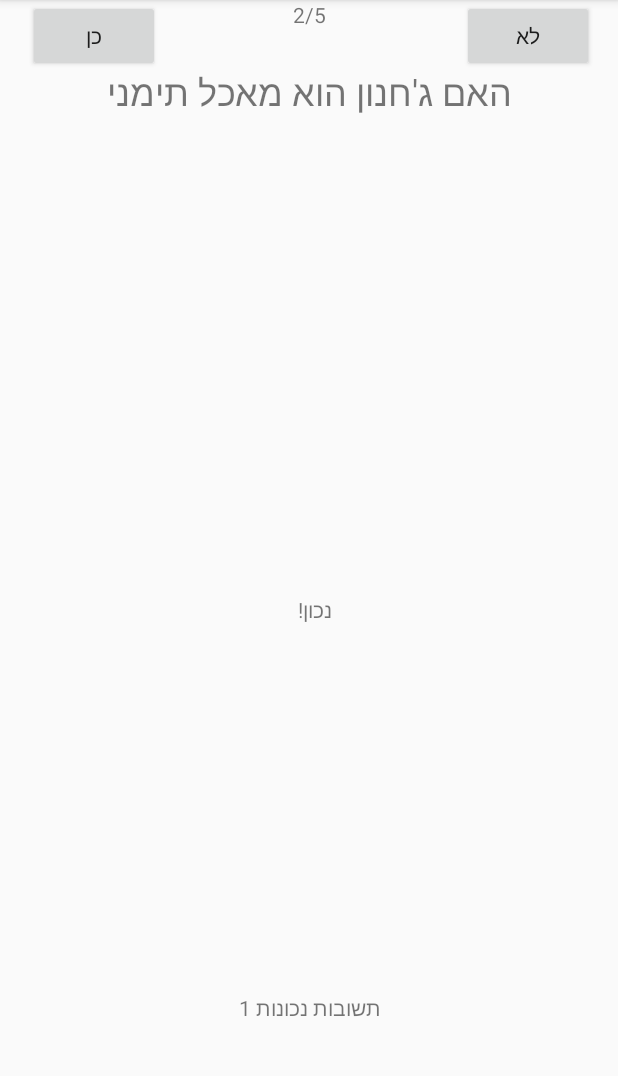
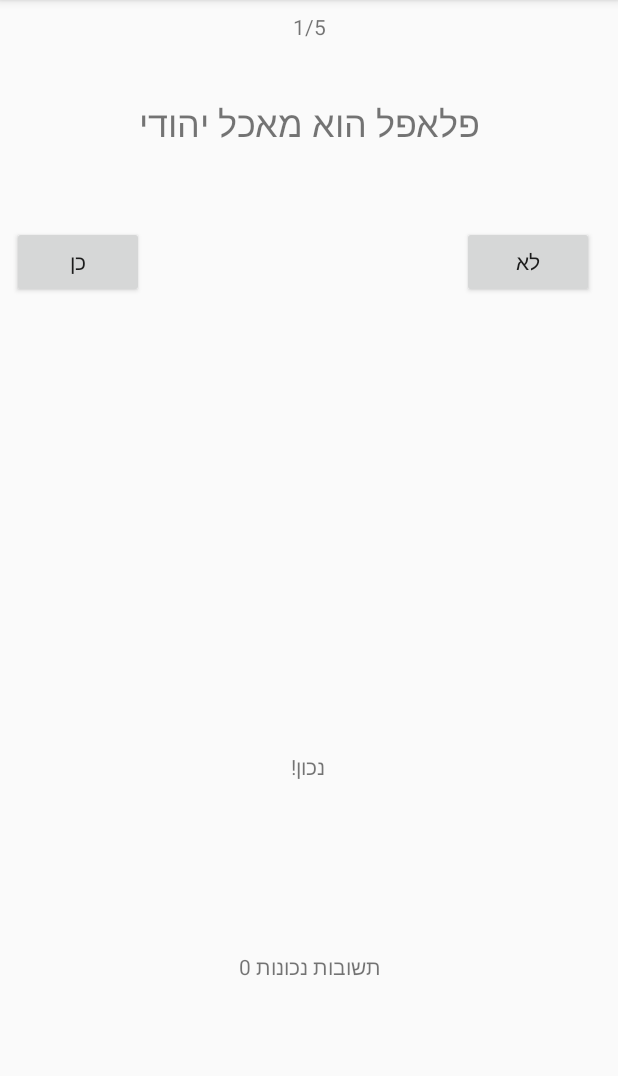
Before and after one commit to Wo1v3r/HackathonQ4US, an Android app: the QuizActivity screen opened directly, with no data from a screen before it, after a tap on "לא", on a phone screen of 412 x 824 dp, the part 84-1160 px from its top. Run offline under Robolectric (Android 15) with nearby library versions, the phone set to English and light mode, and no system bars; our stand-ins replace ButterKnife.

Commit message:
Done the basic game

```diff
--- a/app/build.gradle
+++ b/app/build.gradle
@@ -30,6 +30,8 @@
     })
 
 
+
+
     compile 'com.android.support:appcompat-v7:25.3.1'
     compile 'com.android.support.constraint:constraint-layout:1.0.2'
     compile 'com.jakewharton:butterknife:8.5.1'
--- a/app/src/main/java/com/example/tribesquiz/MainActivity.java
+++ b/app/src/main/java/com/example/tribesquiz/MainActivity.java
@@ -5,6 +5,7 @@
 import android.os.Bundle;
 import android.util.Log;
 import android.view.View;
+
 
 import net.atomation.atomationsdk.api.IMultiSenseAtom;
 import net.atomation.atomationsdk.api.IOnButtonPressedListener;
@@ -36,6 +37,7 @@
             Intent intent = getIntent();
         }
         catch(Exception ex){Log.d(TAG,ex.getMessage());}
+
 
 
 //        manager1 = MultiSenseAtomManager.getInstance(this);
--- a/app/src/main/java/com/example/tribesquiz/QuizActivity.java
+++ b/app/src/main/java/com/example/tribesquiz/QuizActivity.java
@@ -1,6 +1,7 @@
 package com.example.tribesquiz;
 
 import android.content.Intent;
+import android.os.CountDownTimer;
 import android.support.v7.app.AppCompatActivity;
 import android.os.Bundle;
 import android.util.Log;
@@ -8,18 +9,21 @@
 import android.widget.Button;
 import android.widget.TextView;
 
+import java.util.Timer;
+
 import butterknife.BindView;
 import butterknife.ButterKnife;
 
 public class QuizActivity extends AppCompatActivity {
     private static final String TAG = "QuizActivity";
     private static final String SCORE = "QuizActivity.score";
+    public int counter;
+    private Timer timer;
 
     @BindView(R.id.questionTextView) TextView questionTextView;
     @BindView(R.id.questionNumberView) TextView questionNumberView;
     @BindView(R.id.trueOrFalseText) TextView trueOrFalseText;
     @BindView(R.id.correctAnswersText) TextView correctAnswersText;
-
 
     private Game game;
 
@@ -32,10 +36,10 @@
         ButterKnife.bind(this);
         game = new Game();
 
+
     }
 
     public void showAnswerResults(boolean correct){
-
         if (correct) {
 
 
@@ -47,9 +51,18 @@
             trueOrFalseText.setText("לא נכון!");
         }
 
-        correctAnswersText.setText("תשובות נכונות "+game.getCorrectAnswers());
-        loadNextQuestion();
-
+            counter = 0;
+            timer =  new Timer();
+            new CountDownTimer(2200, 1000){
+                public void onTick(long millisUntilFinished){
+                    counter++;
+                }
+                public  void onFinish(){
+                    trueOrFalseText.setText("");
+                    correctAnswersText.setText("תשובות נכונות "+game.getCorrectAnswers());
+                    loadNextQuestion();
+                }
+            }.start();
     }
 
 
@@ -71,6 +84,8 @@
         }
     }
 
+
+
     public void endGame(){
         Intent intent = new Intent(this,EndActivity.class);
         intent.putExtra(SCORE,game.getCorrectAnswers());
--- a/app/src/main/res/layout/activity_main.xml
+++ b/app/src/main/res/layout/activity_main.xml
@@ -9,28 +9,27 @@
     <TextView
         android:layout_width="95dp"
         android:layout_height="17dp"
-        android:layout_marginBottom="8dp"
         android:text="ממתין לשחקנים"
-        app:layout_constraintBottom_toTopOf="@+id/button4"
         app:layout_constraintLeft_toLeftOf="parent"
         app:layout_constraintRight_toRightOf="parent"
-        app:layout_constraintVertical_bias="0.889"
         app:layout_constraintHorizontal_bias="0.501"
         android:layout_marginTop="8dp"
-        app:layout_constraintTop_toBottomOf="@+id/imageView3" />
+        app:layout_constraintTop_toBottomOf="@+id/imageView3"
+        android:layout_marginBottom="8dp"
+        app:layout_constraintBottom_toTopOf="@+id/button4" />
 
     <Button
         android:id="@+id/button4"
         android:layout_width="wrap_content"
         android:layout_height="wrap_content"
-        android:layout_marginBottom="76dp"
         android:layout_marginLeft="8dp"
         android:layout_marginRight="8dp"
         android:onClick="startGame"
         android:text="התחילו"
+        app:layout_constraintLeft_toLeftOf="parent"
+        app:layout_constraintRight_toRightOf="parent"
         app:layout_constraintBottom_toBottomOf="parent"
-        app:layout_constraintLeft_toLeftOf="parent"
-        app:layout_constraintRight_toRightOf="parent" />
+        android:layout_marginBottom="48dp" />
 
     <ImageView
         android:id="@+id/imageView3"
@@ -42,6 +41,6 @@
         android:layout_marginRight="8dp"
         android:layout_marginLeft="8dp"
         app:layout_constraintTop_toTopOf="parent"
-        android:layout_marginTop="8dp" />
+        android:layout_marginTop="38dp" />
 
 </android.support.constraint.ConstraintLayout>
--- a/app/src/main/res/layout/activity_quiz.xml
+++ b/app/src/main/res/layout/activity_quiz.xml
@@ -10,14 +10,19 @@
         android:id="@+id/questionTextView"
         android:layout_width="wrap_content"
         android:layout_height="wrap_content"
-        android:layout_marginTop="25dp"
+        android:layout_marginBottom="8dp"
+        android:layout_marginLeft="8dp"
+        android:layout_marginRight="8dp"
+        android:layout_marginTop="38dp"
         android:text="פלאפל הוא מאכל יהודי"
+        android:textAlignment="center"
         android:textDirection="anyRtl"
         android:textSize="24sp"
-        app:layout_constraintHorizontal_bias="0.503"
+        app:layout_constraintBottom_toTopOf="@+id/trueOrFalseText"
         app:layout_constraintLeft_toLeftOf="parent"
         app:layout_constraintRight_toRightOf="parent"
         app:layout_constraintTop_toBottomOf="@+id/questionNumberView"
+        app:layout_constraintVertical_bias="0.0"
         tools:text="@string/currentQuestion" />
 
     <Button
@@ -29,7 +34,8 @@
         android:onClick="noClick"
         android:text="לא"
         app:layout_constraintRight_toRightOf="parent"
-        tools:layout_editor_absoluteY="143dp" />
+        android:layout_marginTop="52dp"
+        app:layout_constraintTop_toBottomOf="@+id/questionTextView" />
 
     <Button
         android:id="@+id/yesButton"
@@ -37,14 +43,12 @@
         android:layout_height="wrap_content"
         android:layout_marginEnd="8dp"
         android:layout_marginLeft="8dp"
-        android:layout_marginRight="8dp"
         android:layout_marginStart="8dp"
         android:onClick="yesClick"
         android:text="כן"
-        app:layout_constraintHorizontal_bias="0.052"
         app:layout_constraintLeft_toLeftOf="parent"
-        app:layout_constraintRight_toLeftOf="@+id/noButton"
-        tools:layout_editor_absoluteY="143dp" />
+        android:layout_marginTop="52dp"
+        app:layout_constraintTop_toBottomOf="@+id/questionTextView" />
 
     <TextView
         android:id="@+id/questionNumberView"
@@ -54,19 +58,19 @@
         android:textSize="14sp"
         app:layout_constraintLeft_toLeftOf="parent"
         app:layout_constraintRight_toRightOf="parent"
-        tools:layout_editor_absoluteY="37dp" />
+        app:layout_constraintTop_toTopOf="parent"
+        android:layout_marginTop="8dp" />
 
     <TextView
         android:id="@+id/trueOrFalseText"
         android:layout_width="wrap_content"
         android:layout_height="wrap_content"
-        android:layout_marginBottom="8dp"
+        android:layout_marginBottom="247dp"
         android:layout_marginLeft="8dp"
-        android:layout_marginTop="8dp"
         app:layout_constraintBottom_toBottomOf="parent"
         app:layout_constraintLeft_toLeftOf="parent"
         app:layout_constraintRight_toRightOf="parent"
-        app:layout_constraintTop_toTopOf="@+id/questionTextView" />
+        app:layout_constraintHorizontal_bias="0.488" />
 
     <TextView
         android:id="@+id/correctAnswersText"
@@ -77,11 +81,10 @@
         app:layout_constraintLeft_toLeftOf="parent"
         android:layout_marginRight="8dp"
         app:layout_constraintRight_toRightOf="parent"
-        android:layout_marginTop="8dp"
-        app:layout_constraintTop_toBottomOf="@+id/trueOrFalseText"
         app:layout_constraintBottom_toBottomOf="parent"
         android:layout_marginBottom="8dp"
         app:layout_constraintHorizontal_bias="0.502"
-        app:layout_constraintVertical_bias="0.752" />
+        android:layout_marginTop="8dp"
+        app:layout_constraintTop_toBottomOf="@+id/trueOrFalseText" />
 
 </android.support.constraint.ConstraintLayout>
--- a/build.gradle
+++ b/build.gradle
@@ -7,8 +7,10 @@
     dependencies {
         classpath 'com.android.tools.build:gradle:2.3.1'
 
+
         // NOTE: Do not place your application dependencies here; they belong
         // in the individual module build.gradle files
+        classpath 'com.google.gms:google-services:3.0.0'
     }
 }
 
```
